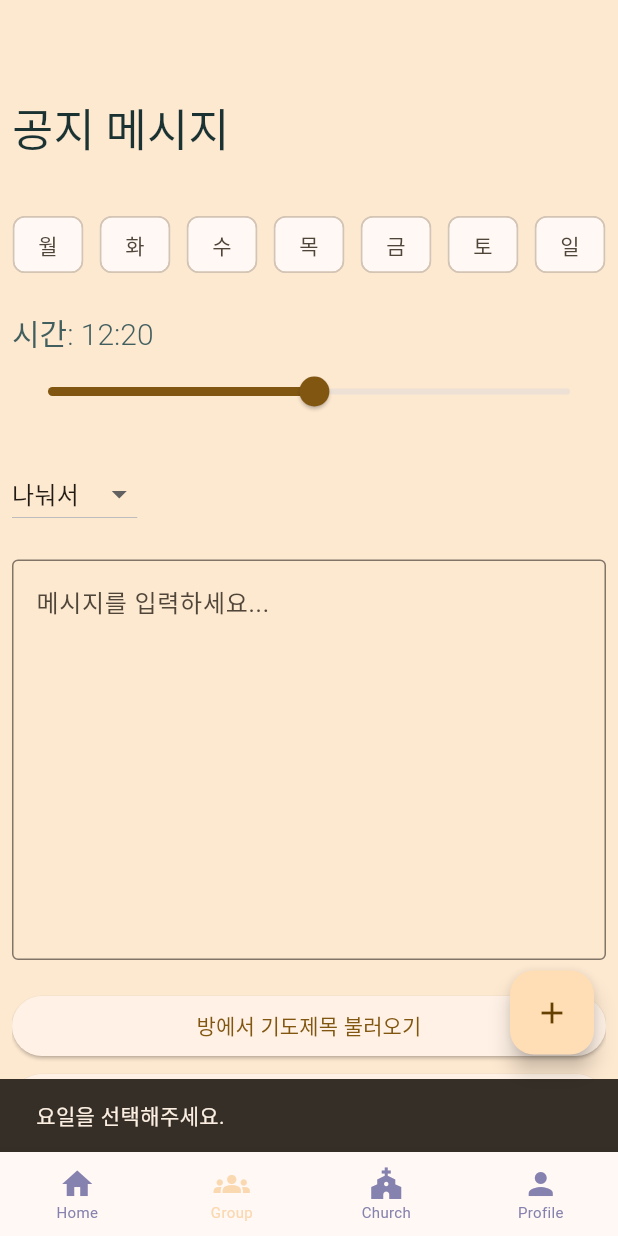
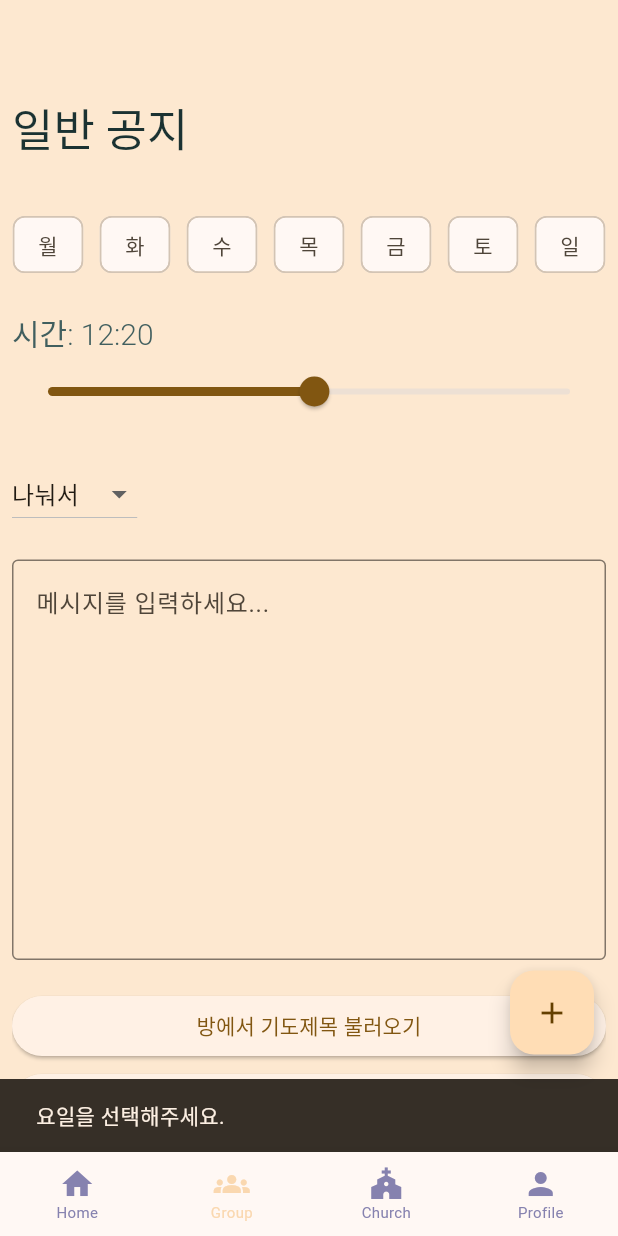
Before and after one commit to tangible-idea/botweb, a Flutter app: the screen it shows after launch, item 2 of the bottom bar chosen, after a tap on "예약 저장", on a phone screen of 412 x 824 dp. Run offline on Flutter 3.47's test engine with Material 3 defaults, Android fonts, the phone set to English and light mode, and no system bars; our stand-ins replace flutter_dotenv, flutter_riverpod, freezed_annotation, go_router, logger, riverpod_annotation and 2 more; accounts and stored records are empty; generated files the repository leaves out were written again; network calls fail; Roboto replaces fonts that are missing (NanumSquareNeo).

Commit message:
날짜 계산 변경. KST로 계산.

```diff
--- a/lib/screens/normal_message_screen.dart
+++ b/lib/screens/normal_message_screen.dart
@@ -97,7 +97,7 @@ class NormalMessageScreen extends ConsumerWidget {
     return Column(
       crossAxisAlignment: CrossAxisAlignment.start,
       children: [
-        const Text('공지 메시지', style: FigmaTextStyles.title30,),
+        const Text('일반 공지', style: FigmaTextStyles.title30,),
         gapH20,
         //const Text('[요일]', style: FigmaTextStyles.title20),
         SizedBox(height: 10),
--- a/lib/screens/target_message_screen.dart
+++ b/lib/screens/target_message_screen.dart
@@ -42,19 +42,21 @@ class TargetMessageScreen extends ConsumerWidget {
         return;
       }
 
-      int daysUntilTarget = (selectedDayIndex - now.weekday + 7) % 7;
+      // weekday : 요일
+      int daysUntilTarget = ((selectedDayIndex+1) - now.weekday + 7) % 7;
       if (daysUntilTarget == 0 && (now.hour > timeValue.hour || (now.hour == timeValue.hour && now.minute > timeValue.minute))) {
         daysUntilTarget = 7;  // 이미 지난 시간이면 다음 주로
       }
 
       final targetDate = now.add(Duration(days: daysUntilTarget));
+      const kstOffset = Duration(hours: 9); // KST는 UTC+9
       final targetTime = DateTime(
         targetDate.year,
         targetDate.month,
         targetDate.day,
         timeValue.hour,
         timeValue.minute,
-      );
+      ).subtract(kstOffset);
 
       try {
         await supabase.from('target_announce').insert({
@@ -78,9 +80,8 @@ class TargetMessageScreen extends ConsumerWidget {
     return Column(
       crossAxisAlignment: CrossAxisAlignment.start,
       children: [
-        const Text('미션 공지 메시지', style: FigmaTextStyles.title30,),
+        const Text('미션 공지', style: FigmaTextStyles.title30,),
         gapH20,
-        SizedBox(height: 10),
         Wrap(
           spacing: 10,
           children: List.generate(7, (index) {
@@ -135,8 +136,8 @@ class TargetMessageScreen extends ConsumerWidget {
               }).toList(),
             );
           },
-          loading: () => CircularProgressIndicator(),
-          error: (error, stackTrace) => Text('유저 목록을 불러오는 중 오류가 발생했습니다.'),
+          loading: () => const CircularProgressIndicator(),
+          error: (error, stackTrace) => const Text('유저 목록을 불러오는 중 오류가 발생했습니다.'),
         ),
 
         gapH20,
```
